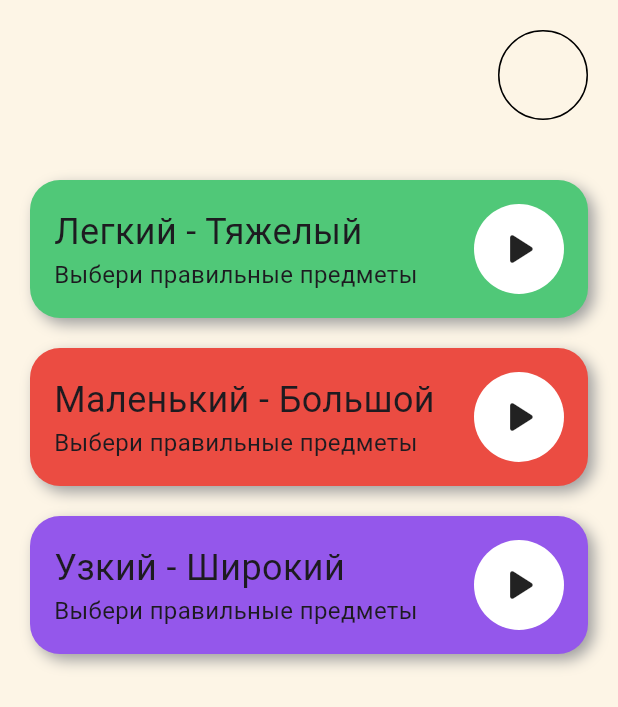
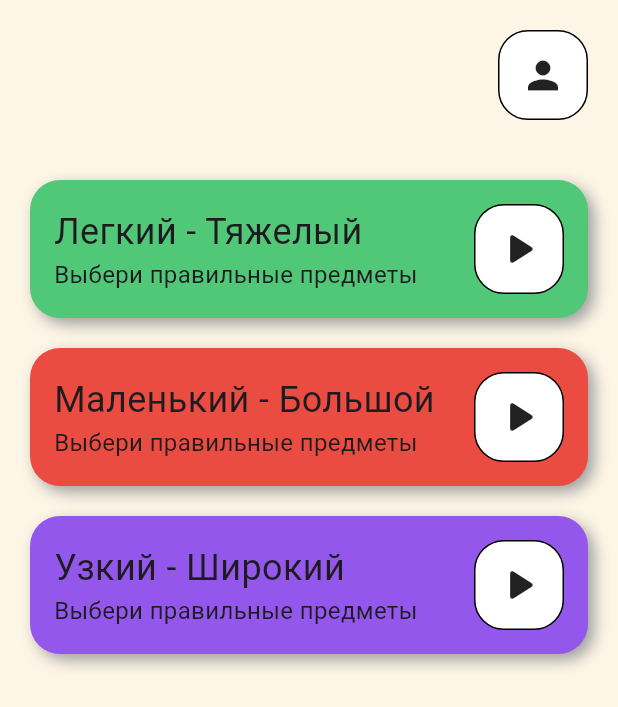
Before and after one commit to nikolay-potehin/umnyashka, a Flutter app: the screen it shows after launch, on a phone screen of 412 x 824 dp. Shown: the top 707 px of the screen. Run offline on Flutter 3.47's test engine with Material 3 defaults, Android fonts, the phone set to English and light mode, and no system bars; our stand-ins replace get, just_audio, step_progress_indicator.

Commit message:
minor ui update

```diff
--- a/lib/modules/home/screen.dart
+++ b/lib/modules/home/screen.dart
@@ -21,7 +21,7 @@ class HomeScreen extends StatelessWidget {
             child: Row(
               children: [
                 Spacer(),
-                UAvatar(radius: 30),
+                UAvatar(radius: 30, child: Icon(Icons.person, size: 30)),
               ],
             ),
           ),
--- /dev/null
+++ b/lib/modules/profile/screen.dart
@@ -0,0 +1,13 @@
+import 'package:flutter/material.dart';
+import 'package:umnyashka/widgets/scaffold.dart';
+
+class ProfileScreen extends StatelessWidget {
+  const ProfileScreen({super.key});
+
+  @override
+  Widget build(BuildContext context) {
+    return const UScaffold(
+      body: SizedBox(),
+    );
+  }
+}
--- a/lib/widgets/avatar.dart
+++ b/lib/widgets/avatar.dart
@@ -1,19 +1,19 @@
 import 'package:flutter/material.dart';
+import 'package:umnyashka/core/constants/decorations.dart';
 
 class UAvatar extends StatelessWidget {
-  const UAvatar({super.key, required this.radius});
+  const UAvatar({super.key, required this.radius, required this.child});
 
   final double radius;
+  final Widget child;
 
   @override
   Widget build(BuildContext context) {
     return Container(
       width: radius * 2,
       height: radius * 2,
-      decoration: BoxDecoration(
-        border: Border.all(),
-        borderRadius: const BorderRadius.all(Radius.circular(100)),
-      ),
+      decoration: UDecorations.outline.copyWith(color: Colors.white),
+      child: child,
     );
   }
 }
--- a/lib/widgets/play_button.dart
+++ b/lib/widgets/play_button.dart
@@ -1,4 +1,5 @@
 import 'package:flutter/material.dart';
+import 'package:umnyashka/core/constants/decorations.dart';
 
 class PlayButton extends StatelessWidget {
   const PlayButton({super.key, required this.onTap});
@@ -13,10 +14,7 @@ class PlayButton extends StatelessWidget {
       child: Container(
         width: 60,
         height: 60,
-        decoration: const BoxDecoration(
-          color: Colors.white,
-          borderRadius: BorderRadius.all(Radius.circular(100)),
-        ),
+        decoration: UDecorations.outline.copyWith(color: Colors.white),
         child: const Icon(Icons.play_arrow_rounded, size: 36),
       ),
     );
```
